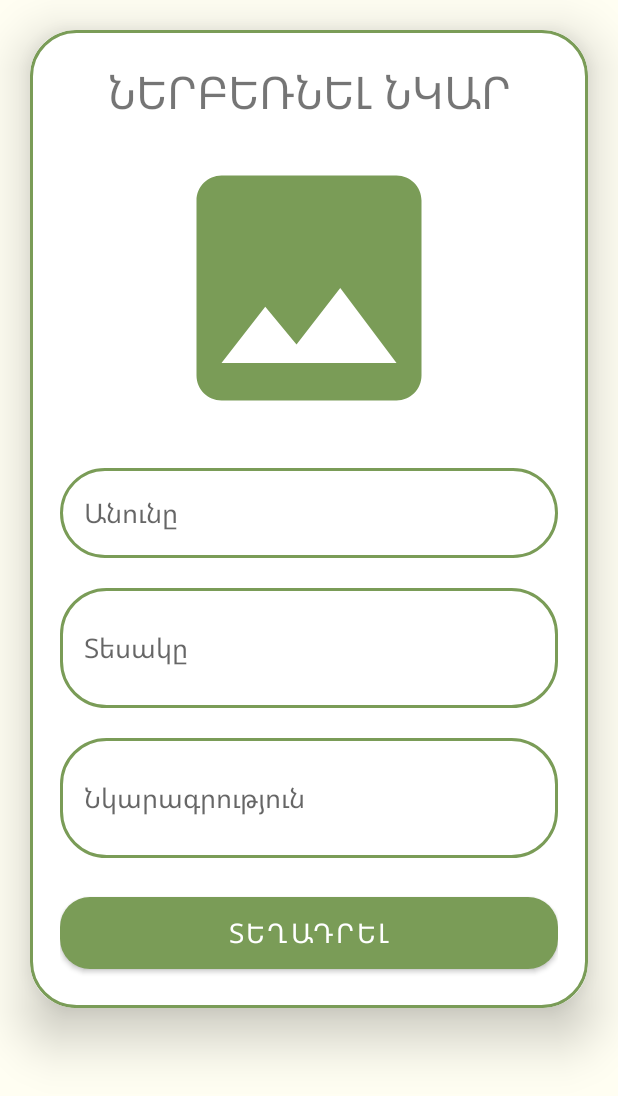
After one commit to AllaMinasyan16/Cactus, an Android app: the UploadActivity screen opened directly, with no data from a screen before it, on a phone screen of 412 x 824 dp. The commit adds this screen. Shown: the top 1096 px of the screen. Run offline under Robolectric (Android 15) with nearby library versions, the phone set to English and light mode, and no system bars; our stand-ins replace Firebase (no records; nobody signed in at launch, a user with empty details on screens opened directly); Roboto replaces fonts that are not available here.

Commit message:
Ashxatox cragir

```diff
--- a/app/build.gradle
+++ b/app/build.gradle
@@ -47,7 +47,9 @@ dependencies {
     implementation 'com.google.gms:google-services:4.3.15'
     implementation 'com.google.firebase:firebase-storage:20.2.0'
     implementation 'com.google.firebase:firebase-database-ktx:20.2.2'
-
+    implementation 'com.github.bumptech.glide:glide:4.14.2'
+    annotationProcessor 'com.github.bumptech.glide:compiler:4.14.2'
+    implementation 'com.github.clans:fab:1.6.4'
     testImplementation 'junit:junit:4.13.2'
     androidTestImplementation 'androidx.test.ext:junit:1.1.5'
     androidTestImplementation 'androidx.test.espresso:espresso-core:3.5.1'
--- /dev/null
+++ b/app/src/main/java/com/example/myapplication/UploadActivity.java
@@ -0,0 +1,140 @@
+package com.example.myapplication;
+
+import androidx.activity.result.ActivityResult;
+import androidx.activity.result.ActivityResultCallback;
+import androidx.activity.result.ActivityResultLauncher;
+import androidx.activity.result.contract.ActivityResultContracts;
+import androidx.annotation.NonNull;
+import androidx.appcompat.app.AppCompatActivity;
+
+import android.app.Activity;
+import android.app.AlertDialog;
+import android.content.Intent;
+import android.net.Uri;
+import android.os.Bundle;
+import android.view.View;
+import android.widget.Button;
+import android.widget.EditText;
+import android.widget.ImageView;
+import android.widget.Toast;
+
+import com.google.android.gms.tasks.OnCompleteListener;
+import com.google.android.gms.tasks.OnFailureListener;
+import com.google.android.gms.tasks.OnSuccessListener;
+import com.google.android.gms.tasks.Task;
+import com.google.firebase.database.FirebaseDatabase;
+import com.google.firebase.storage.FirebaseStorage;
+import com.google.firebase.storage.StorageReference;
+import com.google.firebase.storage.UploadTask;
+
+import java.text.DateFormat;
+import java.util.Calendar;
+
+public class UploadActivity extends AppCompatActivity {
+
+    ImageView uploadImage;
+    Button saveButton;
+    EditText uploadTopic, uploadDesc, uploadLang;
+    String imageURL;
+    Uri uri;
+
+    @Override
+    protected void onCreate(Bundle savedInstanceState) {
+        super.onCreate(savedInstanceState);
+        setContentView(R.layout.activity_upload);
+
+        uploadImage = findViewById(R.id.uploadImage);
+        uploadDesc = findViewById(R.id.uploadDesc);
+        uploadTopic = findViewById(R.id.uploadTopic);
+        uploadLang = findViewById(R.id.uploadLang);
+        saveButton = findViewById(R.id.saveButton);
+
+        ActivityResultLauncher<Intent> activityResultLauncher = registerForActivityResult(
+                new ActivityResultContracts.StartActivityForResult(),
+                new ActivityResultCallback<ActivityResult>() {
+                    @Override
+                    public void onActivityResult(ActivityResult result) {
+                        if (result.getResultCode() == Activity.RESULT_OK){
+                            Intent data = result.getData();
+                            uri = data.getData();
+                            uploadImage.setImageURI(uri);
+                        } else {
+                            Toast.makeText(UploadActivity.this, "No Image Selected", Toast.LENGTH_SHORT).show();
+                        }
+                    }
+                }
+        );
+
+        uploadImage.setOnClickListener(new View.OnClickListener() {
+            @Override
+            public void onClick(View view) {
+                Intent photoPicker = new Intent(Intent.ACTION_PICK);
+                photoPicker.setType("image/*");
+                activityResultLauncher.launch(photoPicker);
+            }
+        });
+
+        saveButton.setOnClickListener(new View.OnClickListener() {
+            @Override
+            public void onClick(View view) {
+                saveData();
+            }
+        });
+    }
+
+    public void saveData(){
+
+        StorageReference storageReference = FirebaseStorage.getInstance().getReference().child("Android Images")
+                .child(uri.getLastPathSegment());
+
+        AlertDialog.Builder builder = new AlertDialog.Builder(UploadActivity.this);
+        builder.setCancelable(false);
+        builder.setView(R.layout.progress_layout);
+        AlertDialog dialog = builder.create();
+        dialog.show();
+
+        storageReference.putFile(uri).addOnSuccessListener(new OnSuccessListener<UploadTask.TaskSnapshot>() {
+            @Override
+            public void onSuccess(UploadTask.TaskSnapshot taskSnapshot) {
+
+                Task<Uri> uriTask = taskSnapshot.getStorage().getDownloadUrl();
+                while (!uriTask.isComplete());
+                Uri urlImage = uriTask.getResult();
+                imageURL = urlImage.toString();
+                uploadData();
+                dialog.dismiss();
+            }
+        }).addOnFailureListener(new OnFailureListener() {
+            @Override
+            public void onFailure(@NonNull Exception e) {
+                dialog.dismiss();
+            }
+        });
+    }
+
+    public void uploadData(){
+
+        String title = uploadTopic.getText().toString();
+        String desc = uploadDesc.getText().toString();
+        String lang = uploadLang.getText().toString();
+
+        DataClass dataClass = new DataClass(title, desc, lang, imageURL);
+
+
+        FirebaseDatabase.getInstance().getReference("Android Tutorials")
+                .child(title).setValue(dataClass).addOnCompleteListener(new OnCompleteListener<Void>() {
+                    @Override
+                    public void onComplete(@NonNull Task<Void> task) {
+                        if (task.isSuccessful()){
+                            Toast.makeText(UploadActivity.this, "Saved", Toast.LENGTH_SHORT).show();
+                            finish();
+                        }
+                    }
+                }).addOnFailureListener(new OnFailureListener() {
+                    @Override
+                    public void onFailure(@NonNull Exception e) {
+                        Toast.makeText(UploadActivity.this, e.getMessage().toString(), Toast.LENGTH_SHORT).show();
+                    }
+                });
+    }
+}
--- /dev/null
+++ b/app/src/main/res/drawable/baseline_image_24.xml
@@ -0,0 +1,5 @@
+<vector android:height="24dp" android:tint="#7A9C57"
+    android:viewportHeight="24" android:viewportWidth="24"
+    android:width="24dp" xmlns:android="http://schemas.android.com/apk/res/android">
+    <path android:fillColor="@android:color/white" android:pathData="M21,19V5c0,-1.1 -0.9,-2 -2,-2H5c-1.1,0 -2,0.9 -2,2v14c0,1.1 0.9,2 2,2h14c1.1,0 2,-0.9 2,-2zM8.5,13.5l2.5,3.01L14.5,12l4.5,6H5l3.5,-4.5z"/>
+</vector>
--- a/app/src/main/res/layout/activity_newsfragmenthome.xml
+++ b/app/src/main/res/layout/activity_newsfragmenthome.xml
@@ -5,6 +5,7 @@
     xmlns:tools="http://schemas.android.com/tools"
     android:layout_width="match_parent"
     android:layout_height="match_parent"
+    android:background="@color/mainBgColor"
     tools:context=".Newsfragmenthome">
 
     <androidx.recyclerview.widget.RecyclerView
--- /dev/null
+++ b/app/src/main/res/layout/activity_upload.xml
@@ -0,0 +1,89 @@
+<?xml version="1.0" encoding="utf-8"?>
+<ScrollView
+    xmlns:android="http://schemas.android.com/apk/res/android"
+    xmlns:app="http://schemas.android.com/apk/res-auto"
+    xmlns:tools="http://schemas.android.com/tools"
+    android:layout_width="match_parent"
+    android:layout_height="match_parent"
+    android:orientation="vertical"
+    tools:context=".UploadActivity"
+    android:background="@color/mainBgColor">
+
+    <androidx.cardview.widget.CardView
+        android:layout_width="match_parent"
+        android:layout_height="wrap_content"
+        android:layout_marginTop="20dp"
+        android:layout_marginEnd="20dp"
+        android:layout_marginStart="20dp"
+        app:cardCornerRadius="30dp"
+        app:cardElevation="20dp">
+
+        <LinearLayout
+            android:layout_width="match_parent"
+            android:layout_height="wrap_content"
+            android:layout_gravity="center_horizontal"
+            android:background="@drawable/buttonsigncolor_border"
+            android:orientation="vertical"
+            android:padding="20dp">
+
+            <TextView
+                android:layout_width="match_parent"
+                android:layout_height="wrap_content"
+                android:text="@string/Ներբեռնելնկար_progress.layout"
+                android:textAlignment="center"
+                android:textSize="30sp" />
+
+            <ImageView
+                android:id="@+id/uploadImage"
+                android:layout_width="match_parent"
+                android:layout_height="200dp"
+                android:layout_marginTop="10dp"
+                android:src="@drawable/baseline_image_24" />
+
+            <EditText
+                android:id="@+id/uploadTopic"
+                android:layout_width="match_parent"
+                android:layout_height="60dp"
+                android:layout_marginTop="20dp"
+                android:background="@drawable/buttonsigncolor_border"
+                android:gravity="start|center_vertical"
+                android:hint="@string/անունը_SignUp.edittext"
+                android:padding="16dp"
+                android:textColor="@color/ButtonSignColor" />
+
+            <EditText
+                android:id="@+id/uploadDesc"
+                android:layout_width="match_parent"
+                android:layout_height="80dp"
+                android:layout_marginTop="20dp"
+                android:background="@drawable/buttonsigncolor_border"
+                android:gravity="start|center_vertical"
+                android:hint="@string/Տեսակը_progress.layout"
+                android:padding="16dp"
+                android:textColor="@color/ButtonSignColor" />
+
+            <EditText
+                android:id="@+id/uploadLang"
+                android:layout_width="match_parent"
+                android:layout_height="80dp"
+                android:layout_marginTop="20dp"
+                android:background="@drawable/buttonsigncolor_border"
+                android:gravity="start|center_vertical"
+                android:hint="@string/Նկարագրություն_News.fragment.home"
+                android:padding="16dp"
+                android:textColor="@color/ButtonSignColor" />
+
+            <Button
+                android:id="@+id/saveButton"
+                android:layout_width="match_parent"
+                android:layout_height="60dp"
+                android:layout_marginTop="20dp"
+                android:text="@string/ՏԵՂԱԴՐԵԼ_progress.layout"
+                android:textSize="18sp"
+                app:cornerRadius="20dp" />
+
+        </LinearLayout>
+
+    </androidx.cardview.widget.CardView>
+
+</ScrollView>
--- a/app/src/main/res/values/themes.xml
+++ b/app/src/main/res/values/themes.xml
@@ -16,4 +16,10 @@
         <item name="windowNoTitle">true</item>
         <item name="android:windowFullscreen">true</item>
     </style>
+
+    <style name="roundedImageViewRounded">
+        <item name="cornerFamily">rounded</item>
+        <item name="cornerSize">50%</item>
+    </style>
+
 </resources>
```
Also changed, not shown: app/src/main/AndroidManifest.xml (+8 -0 lines), app/src/main/java/com/example/myapplication/DataClass.java (added, +41 -0 lines), app/src/main/java/com/example/myapplication/DetailActivity.java (added, +33 -0 lines), app/src/main/java/com/example/myapplication/MyAdapter.java (added, +83 -0 lines), app/src/main/java/com/example/myapplication/Newsfragmenthome.java (+67 -6 lines), app/src/main/java/com/example/myapplication/UserModel.java (deleted, +0 -29 lines), app/src/main/res/layout/activity_detail.xml (added, +48 -0 lines), app/src/main/res/layout/progress_layout.xml (added, +23 -0 lines), app/src/main/res/layout/recycler_item.xml (added, +62 -0 lines), app/src/main/res/menu/bottom_nav_menu.xml (deleted, +0 -15 lines), app/src/main/res/menu/menu.xml (deleted, +0 -11 lines), 311 other files.
